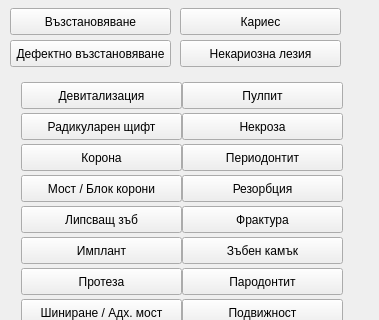
thefinalcutbg/DinoDent, file src/View/SubWidgets/ControlPanel.ui: the form before one commit; both pictures show x 0 to 379 and y 0 to 320 of the 379 by 499 pixel window.
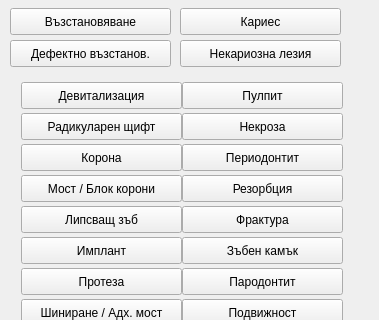
The form after the commit. Custom widgets are drawn as their Qt base class.

Commit message: macos build fix

```diff
--- a/src/View/SubWidgets/ControlPanel.ui
+++ b/src/View/SubWidgets/ControlPanel.ui
@@ -814,7 +814,7 @@
     <string notr="true"/>
    </property>
    <property name="text">
-    <string>Дефектно възстановяване</string>
+    <string>Дефектно възстaнов.</string>
    </property>
   </widget>
   <widget class="StatusButton" name="NonCaries">
```
Left out of the diff: 8 changed lines with no effect on the pictures. The commit also changes 2 other files.
